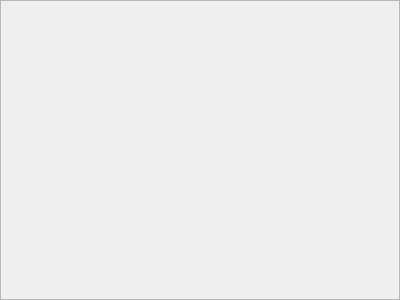
Before: the Qt Designer form Pix/mainview.ui in macdylan/toolkit, drawn with Qt 5.
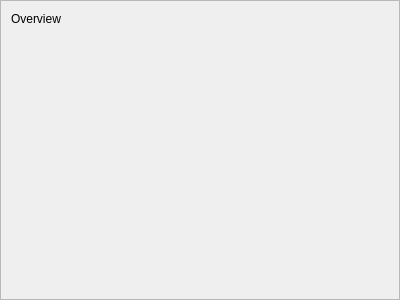
After: the same form once the commit is applied. The open tabs and pages were chosen to show the change. Custom widgets are drawn as their Qt base class.

Patch:
```diff
--- a/Pix/mainview.ui
+++ b/Pix/mainview.ui
@@ -22,7 +22,46 @@
   <property name="frameShadow">
    <enum>QFrame::Raised</enum>
   </property>
+  <layout class="QHBoxLayout" name="horizontalLayout">
+   <property name="spacing">
+    <number>0</number>
+   </property>
+   <property name="margin">
+    <number>0</number>
+   </property>
+   <item>
+    <widget class="QStackedWidget" name="stackedWidget">
+     <property name="currentIndex">
+      <number>1</number>
+     </property>
+     <widget class="QWidget" name="overview">
+      <widget class="QLabel" name="label">
+       <property name="geometry">
+        <rect>
+         <x>10</x>
+         <y>10</y>
+         <width>61</width>
+         <height>16</height>
+        </rect>
+       </property>
+       <property name="text">
+        <string>Overview</string>
+       </property>
+      </widget>
+     </widget>
+     <widget class="SlideShow" name="slideShow"/>
+    </widget>
+   </item>
+  </layout>
  </widget>
+ <customwidgets>
+  <customwidget>
+   <class>SlideShow</class>
+   <extends>QWidget</extends>
+   <header>slideshow.h</header>
+   <container>1</container>
+  </customwidget>
+ </customwidgets>
  <resources/>
  <connections/>
 </ui>
```
